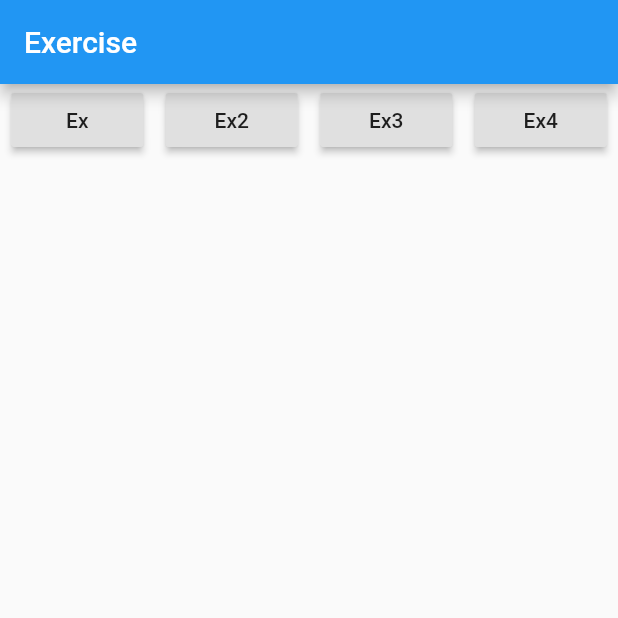
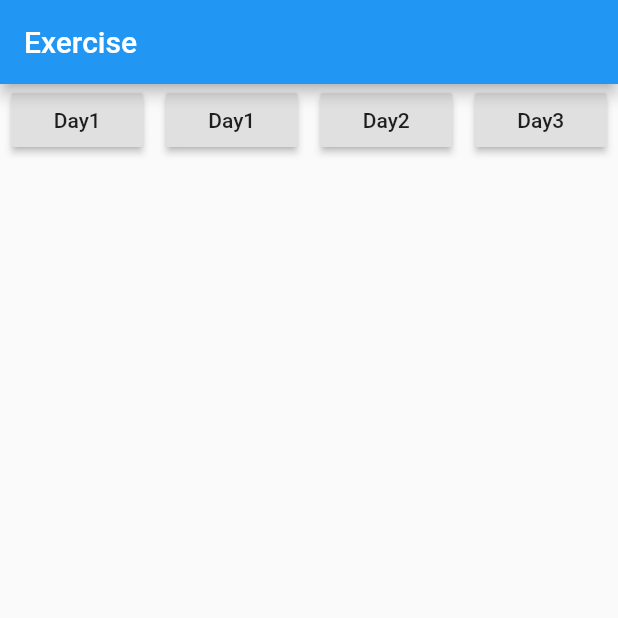
Before and after one commit to NguyenTanPhucK11/flutter-200lab, a Flutter app: the screen it shows after launch, on a phone screen of 412 x 824 dp, the top half of it. Run offline on Flutter 3.47's test engine with Material 2 defaults, Android fonts, the phone set to English and light mode, and no system bars; our stand-ins replace cached_network_image.

Commit message:
day3-ex1 : update main exercise

```diff
--- a/lib/exercise_screen.dart
+++ b/lib/exercise_screen.dart
@@ -27,7 +27,7 @@ class ScaffoldAppWithTheme extends StatelessWidget {
                 MaterialPageRoute(
                   builder: (context) => Exercise1(),
                 )),
-            child: Text('Ex'),
+            child: Text('Day1'),
           ),
           RaisedButton(
             onPressed: () => Navigator.push(
@@ -35,7 +35,7 @@ class ScaffoldAppWithTheme extends StatelessWidget {
                 MaterialPageRoute(
                   builder: (context) => Exercise2(),
                 )),
-            child: Text('Ex2'),
+            child: Text('Day1'),
           ),
           RaisedButton(
             onPressed: () => Navigator.push(
@@ -43,7 +43,7 @@ class ScaffoldAppWithTheme extends StatelessWidget {
                 MaterialPageRoute(
                   builder: (context) => TodoList(),
                 )),
-            child: Text('Ex3'),
+            child: Text('Day2'),
           ),
           RaisedButton(
             onPressed: () => Navigator.push(
@@ -51,7 +51,7 @@ class ScaffoldAppWithTheme extends StatelessWidget {
                 MaterialPageRoute(
                   builder: (context) => Profile(),
                 )),
-            child: Text('Ex4'),
+            child: Text('Day3'),
           ),
         ],
       ),
```
